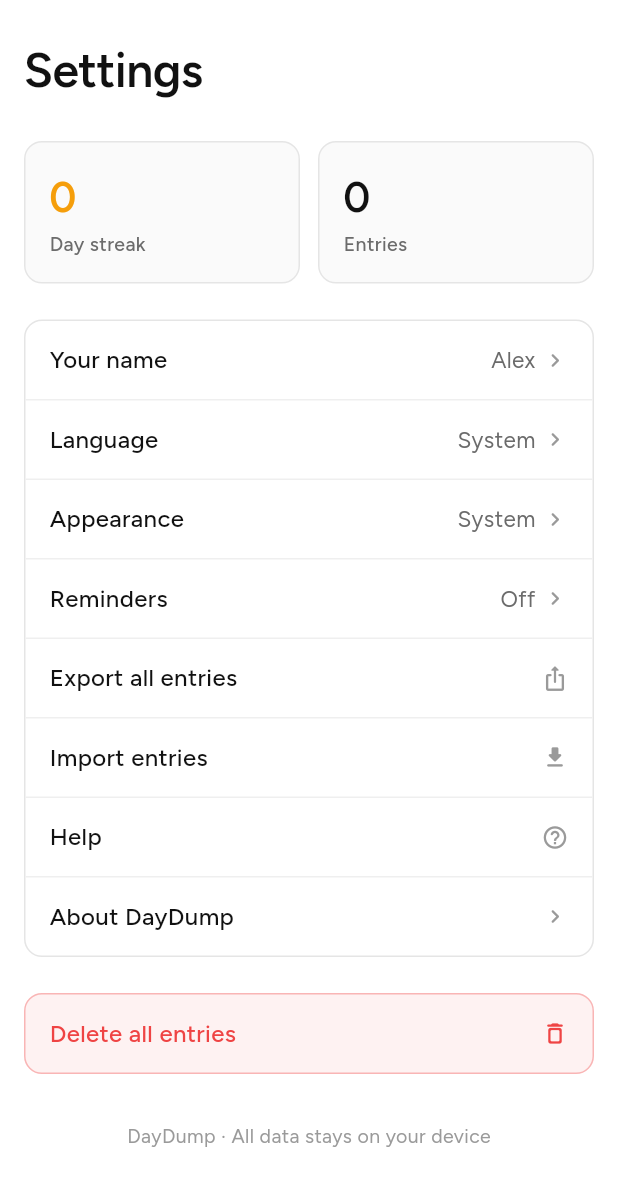
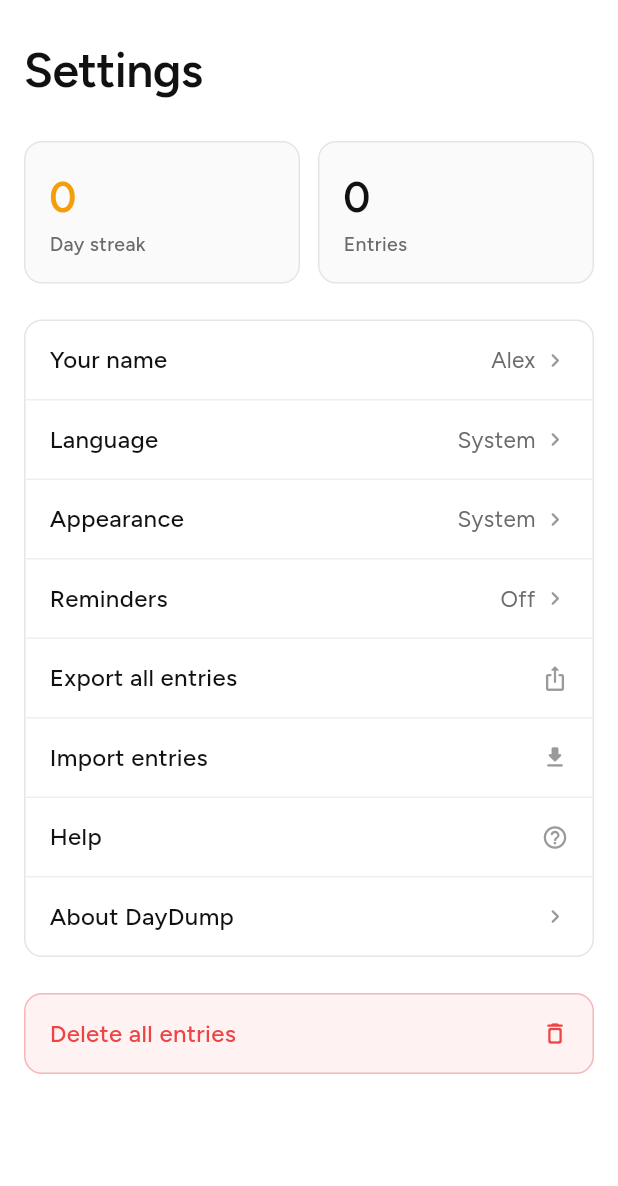
Before and after one commit to sarak-koutalopatey/daydump, a Flutter app: the SettingsScreen screen opened directly with empty values, on a phone screen of 412 x 824 dp. Shown: the top 1186 px of the screen. Run offline on Flutter 3.47's test engine with Material 3 defaults, Android fonts, the phone set to English and light mode, and no system bars; our stand-ins replace file_picker, flutter_local_notifications, flutter_timezone, google_fonts, share_plus, shared_preferences and 2 more; missing offline and left inert: app_settings; accounts and stored records are empty.

Commit message:
changes to app_string file and upgrade to Flutter 3.44

```diff
--- a/lib/l10n/app_strings.dart
+++ b/lib/l10n/app_strings.dart
@@ -154,12 +154,12 @@ class _En extends AppStrings {
 
   @override String get doMyDayDump => 'Do my DayDump';
   @override String get editMyDayDump => 'Edit my DayDump';
-  @override String get todayLogged => 'Today is logged. Nice work.';
+  @override String get todayLogged => 'Today is logged! Nice work!';
   @override String get howDidTodayGo => 'How did today go?';
-  @override String hiName(String name) => 'Hi, $name.';
+  @override String hiName(String name) => 'Hi, $name!';
   @override String get daysInARow => 'days in a row';
-  @override String get bestStreak => 'Best streak yet. Keep it going.';
-  @override String get recent => 'RECENT';
+  @override String get bestStreak => 'Best streak yet. Keep it going!';
+  @override String get recent => 'RECENTS';
   @override String get viewAll => 'View all';
 
   @override String get next => 'Next';
@@ -195,7 +195,7 @@ class _En extends AppStrings {
 
   @override String get historyTitle => 'History';
   @override String entriesCount(int n) =>
-      '$n ${n == 1 ? 'entry' : 'entries'} · all local';
+      '$n ${n == 1 ? 'entry' : 'entries'}';
   @override String get thisWeek => 'This week';
   @override String get lastWeek => 'Last week';
   @override String get threeQuestions => '3 questions';
@@ -310,12 +310,12 @@ class _Fr extends AppStrings {
 
   @override String get doMyDayDump => 'Faire mon DayDump';
   @override String get editMyDayDump => 'Modifier mon DayDump';
-  @override String get todayLogged => 'Journée enregistrée. Bravo.';
+  @override String get todayLogged => 'Journée enregistrée ! Bravo !';
   @override String get howDidTodayGo => 'Comment s\'est passée ta journée ?';
-  @override String hiName(String name) => 'Bonjour, $name.';
+  @override String hiName(String name) => 'Bonjour, $name !';
   @override String get daysInARow => 'jours d\'affilée';
-  @override String get bestStreak => 'Ton record. Continue comme ça.';
-  @override String get recent => 'RÉCENT';
+  @override String get bestStreak => 'Ton record. Continue comme ça !';
+  @override String get recent => 'RÉCENTS';
   @override String get viewAll => 'Voir tout';
 
   @override String get next => 'Suivant';
@@ -351,7 +351,7 @@ class _Fr extends AppStrings {
 
   @override String get historyTitle => 'Historique';
   @override String entriesCount(int n) =>
-      '$n ${n == 1 ? 'entrée' : 'entrées'} · tout en local';
+      '$n ${n == 1 ? 'entrée' : 'entrées'}';
   @override String get thisWeek => 'Cette semaine';
   @override String get lastWeek => 'La semaine dernière';
   @override String get threeQuestions => '3 questions';
--- a/lib/screens/settings_screen.dart
+++ b/lib/screens/settings_screen.dart
@@ -116,7 +116,7 @@ class SettingsScreen extends StatelessWidget {
                     ),
                   ),
                   const SizedBox(height: 32),
-                  Center(
+                  /*Center(
                     child: Text(
                       s.footer,
                       style: GoogleFonts.figtree(
@@ -126,7 +126,7 @@ class SettingsScreen extends StatelessWidget {
                       ),
                     ),
                   ),
-                  const SizedBox(height: 24),
+                  const SizedBox(height: 24),*/
                 ]),
               ),
             ),
--- a/pubspec.yaml
+++ b/pubspec.yaml
@@ -14,7 +14,7 @@ dependencies:
   google_fonts: ^6.2.1
   shared_preferences: ^2.3.3
   share_plus: ^10.0.3
-  intl: ^0.19.0
+  intl: ^0.20.2
   provider: ^6.1.2
   flutter_local_notifications: ^17.2.3
   timezone: ^0.9.4
```
Also changed, not shown: 8 other files.
